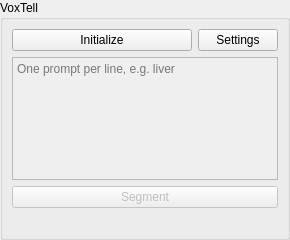
MITK/MITK, file Modules/PythonSegmentationUI/src/QmitkVoxTellToolGUI.ui: the form before one commit.
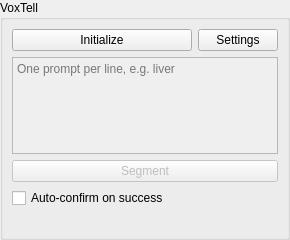
The form after the commit. Custom widgets are drawn as their Qt base class.

Commit message:
Add an auto-confirm option to the VoxTell tool
VoxTell only adds labels for the prompts the user typed, so confirming
a run is mostly an extra click. With "Auto-confirm on success" checked,
the default, a successful run is confirmed right away, as the Confirm
button would do it, and undo removes it again. With "Transfer selected
labels" the preview still waits for the selection.

Patch:
```diff
--- a/Modules/PythonSegmentationUI/src/QmitkVoxTellToolGUI.ui
+++ b/Modules/PythonSegmentationUI/src/QmitkVoxTellToolGUI.ui
@@ -69,6 +69,12 @@
           <height>72</height>
          </size>
         </property>
+        <property name="maximumSize">
+         <size>
+          <width>16777215</width>
+          <height>144</height>
+         </size>
+        </property>
         <property name="toolTip">
          <string>Describe the structures to segment in free text, one prompt per line. While you type, the prompts that VoxTell knows are suggested.</string>
         </property>
@@ -91,6 +97,16 @@
        </widget>
       </item>
       <item row="3" column="0" colspan="2">
+       <widget class="QCheckBox" name="autoConfirmCheckBox">
+        <property name="toolTip">
+         <string>Add the result to the segmentation as soon as a run succeeds, as Confirm Segmentation does. Undo removes it again.</string>
+        </property>
+        <property name="text">
+         <string>Auto-confirm on success</string>
+        </property>
+       </widget>
+      </item>
+      <item row="4" column="0" colspan="2">
        <widget class="QLabel" name="statusLabel">
         <property name="text">
          <string/>
```
The commit also changes 3 other files.
